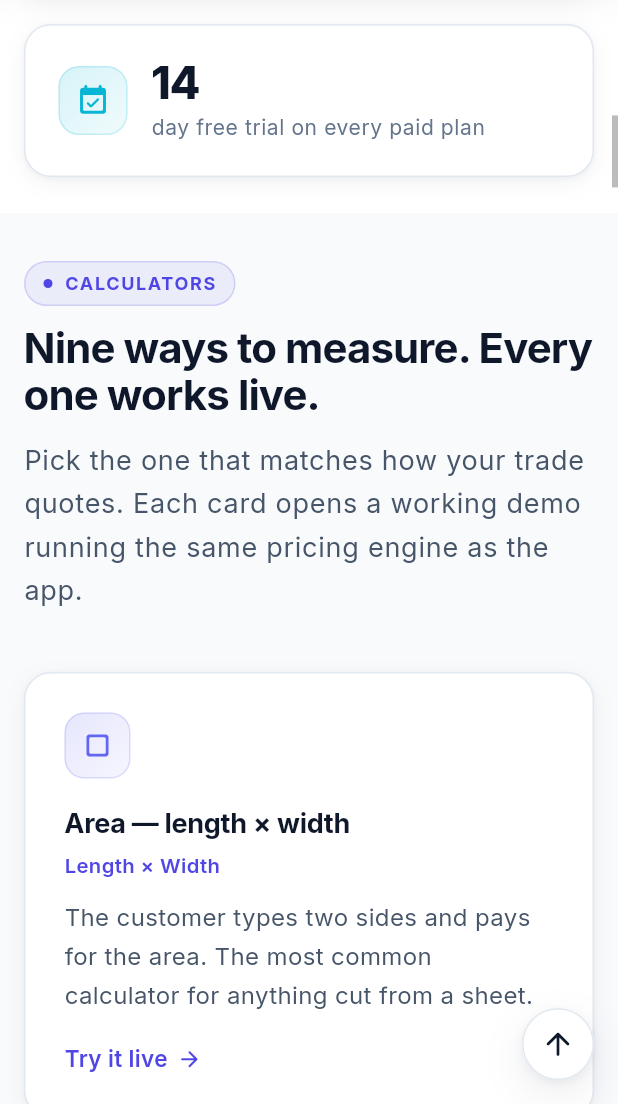
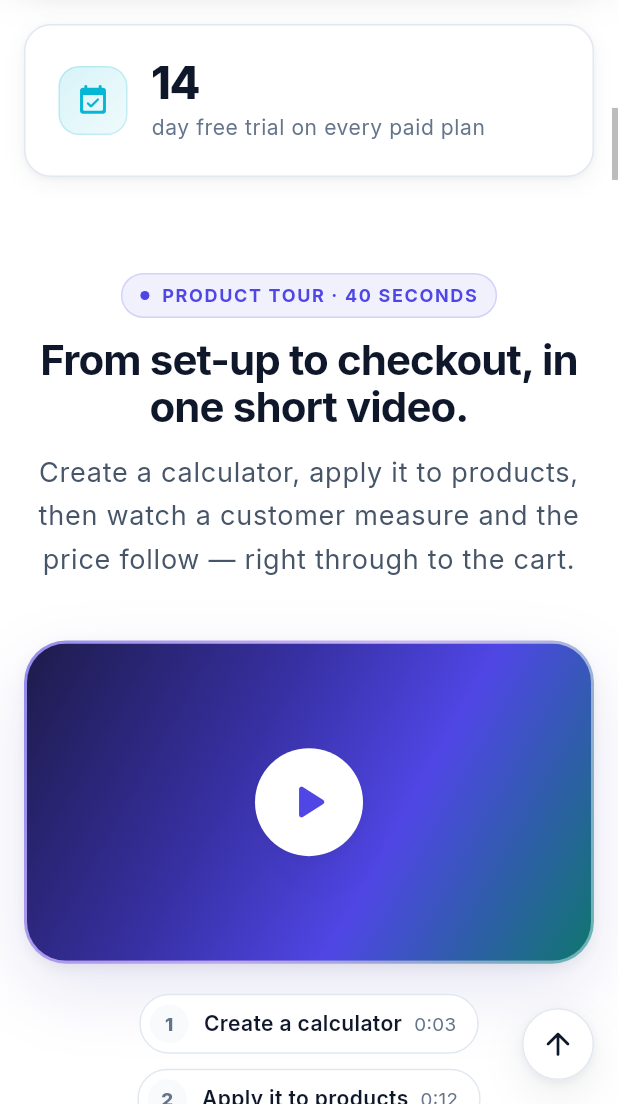
Before and after one commit to Kartwheel-Consulting/measurely-site, a Flutter app: the screen it shows after launch, scrolled down 1728 dp, on a phone screen of 412 x 824 dp, the part 132-1236 px from its top. Run offline on Flutter 3.47's test engine with Material 3 defaults, Android fonts, the phone set to English and light mode, and no system bars; our stand-ins replace web; missing offline and left inert: dart:js_interop, dart:ui_web.

Commit message:
Add product tour video to home page

```diff
--- a/lib/pages/home_page.dart
+++ b/lib/pages/home_page.dart
@@ -7,6 +7,7 @@ import '../data/plans.dart';
 import '../theme.dart';
 import '../widgets/calculator_demo.dart';
 import '../widgets/common.dart';
+import '../widgets/demo_video.dart';
 import '../widgets/faq_list.dart';
 import '../widgets/plan_card.dart';
 import '../widgets/site_page.dart';
@@ -22,6 +23,7 @@ class HomePage extends StatelessWidget {
       children: [
         _Hero(),
         _Facts(),
+        _ProductTour(),
         _CalculatorGrid(),
         _HowItWorks(),
         _Features(),
@@ -285,6 +287,37 @@ class _Facts extends StatelessWidget {
                 ],
               ),
             ),
+        ],
+      ),
+    );
+  }
+}
+
+// --------------------------------------------------------------------------
+
+/// The 40-second product tour: set-up to checkout, with chapter jumps.
+class _ProductTour extends StatelessWidget {
+  const _ProductTour();
+
+  @override
+  Widget build(BuildContext context) {
+    return Band(
+      color: Brand.white,
+      top: Layout.isMobile(context) ? 40 : 64,
+      child: Column(
+        children: [
+          const SectionHeading(
+            eyebrow: 'Product tour · 40 seconds',
+            title: 'From set-up to checkout, in one short video.',
+            lede: 'Create a calculator, apply it to products, then watch a '
+                'customer measure and the price follow — right through to the cart.',
+            center: true,
+          ),
+          const SizedBox(height: 40),
+          ConstrainedBox(
+            constraints: const BoxConstraints(maxWidth: 980),
+            child: const DemoVideo(),
+          ),
         ],
       ),
     );
--- /dev/null
+++ b/lib/widgets/demo_video.dart
@@ -0,0 +1,229 @@
+import 'package:flutter/material.dart';
+
+import '../theme.dart';
+import 'demo_video_stub.dart' if (dart.library.js_interop) 'demo_video_web.dart'
+    as platform;
+
+/// One chapter of the product tour, so a visitor can jump to the part they
+/// care about instead of watching from the start.
+class VideoChapter {
+  const VideoChapter(this.label, this.seconds);
+  final String label;
+  final double seconds;
+}
+
+/// The files, relative to the site's base address so they resolve on GitHub
+/// Pages (/measurely-site/) and on the company server (/) alike.
+class DemoVideoSource {
+  DemoVideoSource._();
+
+  static const mp4 = 'video/measurely-demo.mp4';
+  static const webm = 'video/measurely-demo.webm';
+  static const poster = 'video/measurely-demo-poster.jpg';
+  static const seconds = 40.5;
+
+  /// For screen readers, since the video has no narration.
+  static const description =
+      'Product tour video, 40 seconds, no sound. A merchant creates a '
+      r'calculator priced at $85 per square metre and applies it to their glass '
+      r'products. A customer types 200 by 100 centimetres and sees $170.00, '
+      r'types a small 20 by 10 cut and sees it lifted to the $25.00 product '
+      r'price, then orders 120 by 60 centimetres for $61.20. The cart keeps the '
+      'measurements, and Shopify recalculates the price at checkout.';
+
+  static const chapters = <VideoChapter>[
+    VideoChapter('Create a calculator', 3.6),
+    VideoChapter('Apply it to products', 12.2),
+    VideoChapter('Customer measures', 17.2),
+    VideoChapter('Checkout', 30.4),
+  ];
+}
+
+/// "0:07"
+String clockOf(double seconds) {
+  final s = seconds.isFinite ? seconds.floor() : 0;
+  return '${s ~/ 60}:${(s % 60).toString().padLeft(2, '0')}';
+}
+
+/// The product tour, framed like a screen, with chapter shortcuts beneath.
+///
+/// On the web it is a real `<video>`: muted, looping, and autoplaying unless
+/// the visitor's device asks for reduced motion. Its controls are drawn by
+/// Flutter, not the browser — see demo_video_web.dart for why.
+class DemoVideo extends StatefulWidget {
+  const DemoVideo({super.key});
+
+  @override
+  State<DemoVideo> createState() => _DemoVideoState();
+}
+
+class _DemoVideoState extends State<DemoVideo> {
+  /// Where playback is, in seconds. Written by the player, read by the chips.
+  final _position = ValueNotifier<double>(0);
+
+  /// A request to jump to a time. Written by the chips, read by the player.
+  final _seek = ValueNotifier<double?>(null);
+
+  @override
+  void dispose() {
+    _position.dispose();
+    _seek.dispose();
+    super.dispose();
+  }
+
+  void _jump(double seconds) {
+    // Cleared first so asking for the same chapter twice still notifies.
+    _seek.value = null;
+    _seek.value = seconds;
+  }
+
+  @override
+  Widget build(BuildContext context) {
+    const chapters = DemoVideoSource.chapters;
+
+    return Column(
+      crossAxisAlignment: CrossAxisAlignment.stretch,
+      children: [
+        Semantics(
+          container: true,
+          label: DemoVideoSource.description,
+          child: DecoratedBox(
+            decoration: BoxDecoration(
+              borderRadius: BorderRadius.circular(Radii.panel + 4),
+              gradient: const LinearGradient(
+                begin: Alignment.topLeft,
+                end: Alignment.bottomRight,
+                colors: [
+                  Color(0x994F46E5),
+                  Color(0x557C3AED),
+                  Color(0x990D9488)
+                ],
+              ),
+              boxShadow: Shadows.lg,
+            ),
+            child: Padding(
+              // A thin gradient ring around the picture.
+              padding: const EdgeInsets.all(2),
+              child: ClipRRect(
+                borderRadius: BorderRadius.circular(Radii.panel + 2),
+                child: AspectRatio(
+                  aspectRatio: 16 / 9,
+                  child: platform.PlatformVideo(
+                    chapters: chapters,
+                    position: _position,
+                    seek: _seek,
+                  ),
+                ),
+              ),
+            ),
+          ),
+        ),
+        const SizedBox(height: 20),
+        ValueListenableBuilder<double>(
+          valueListenable: _position,
+          builder: (context, pos, _) {
+            var current = -1;
+            for (var i = 0; i < chapters.length; i++) {
+              if (pos >= chapters[i].seconds) {
+                current = i;
+              }
+            }
+            return Wrap(
+              alignment: WrapAlignment.center,
+              spacing: 10,
+              runSpacing: 10,
+              children: [
+                for (var i = 0; i < chapters.length; i++)
+                  _ChapterChip(
+                    number: i + 1,
+                    chapter: chapters[i],
+                    active: i == current,
+                    onTap: () => _jump(chapters[i].seconds),
+                  ),
+              ],
+            );
+          },
+        ),
+      ],
+    );
+  }
+}
+
+class _ChapterChip extends StatelessWidget {
+  const _ChapterChip({
+    required this.number,
+    required this.chapter,
+    required this.active,
+    required this.onTap,
+  });
+
+  final int number;
+  final VideoChapter chapter;
+  final bool active;
+  final VoidCallback onTap;
+
+  @override
+  Widget build(BuildContext context) {
+    final d = Motion.of(context, Motion.base);
+    return Semantics(
+      button: true,
+      selected: active,
+      label: 'Jump to chapter $number, ${chapter.label}',
+      excludeSemantics: true,
+      child: Material(
+        type: MaterialType.transparency,
+        child: InkWell(
+          onTap: onTap,
+          borderRadius: BorderRadius.circular(999),
+          child: AnimatedContainer(
+            duration: d,
+            curve: Motion.curve,
+            padding: const EdgeInsets.fromLTRB(6, 6, 14, 6),
+            decoration: BoxDecoration(
+              color: active ? Brand.tint : Brand.white,
+              borderRadius: BorderRadius.circular(999),
+              border: Border.all(color: active ? Brand.indigo : Brand.line),
+            ),
+            child: Row(
+              mainAxisSize: MainAxisSize.min,
+              children: [
+                AnimatedContainer(
+                  duration: d,
+                  width: 26,
+                  height: 26,
+                  alignment: Alignment.center,
+                  decoration: BoxDecoration(
+                    color: active ? Brand.indigo : Brand.soft,
+                    shape: BoxShape.circle,
+                  ),
+                  child: Text(
+                    '$number',
+                    style: TextStyle(
+                      fontSize: 12.5,
+                      fontWeight: FontWeight.w800,
+                      color: active ? Brand.white : Brand.muted,
+                    ),
+                  ),
+                ),
+                const SizedBox(width: 10),
+                Flexible(
+                  child: Text(
+                    chapter.label,
+                    style: TextStyle(
+                      fontSize: 14,
+                      fontWeight: FontWeight.w600,
+                      color: active ? Brand.indigo : Brand.ink,
+                    ),
+                  ),
+                ),
+                const SizedBox(width: 8),
+                Text(clockOf(chapter.seconds),
+                    style: const TextStyle(fontSize: 12.5, color: Brand.muted)),
+              ],
+            ),
+          ),
+        ),
+      ),
+    );
+  }
+}
--- /dev/null
+++ b/lib/widgets/demo_video_stub.dart
@@ -0,0 +1,40 @@
+import 'package:flutter/material.dart';
+
+import '../theme.dart';
+import 'demo_video.dart';
+
+/// Stands in for the video wherever there is no browser — the widget tests.
+///
+/// Draws what the visitor sees before playback starts, without touching the
+/// network or the page, so every page can still be tested on the VM.
+class PlatformVideo extends StatelessWidget {
+  const PlatformVideo({
+    super.key,
+    required this.chapters,
+    required this.position,
+    required this.seek,
+  });
+
+  final List<VideoChapter> chapters;
+  final ValueNotifier<double> position;
+  final ValueNotifier<double?> seek;
+
+  @override
+  Widget build(BuildContext context) {
+    return DecoratedBox(
+      decoration: const BoxDecoration(gradient: Brand.heroGradient),
+      child: Center(
+        child: Container(
+          width: 72,
+          height: 72,
+          decoration: const BoxDecoration(
+              color: Brand.white,
+              shape: BoxShape.circle,
+              boxShadow: Shadows.lg),
+          child: const Icon(Icons.play_arrow_rounded,
+              size: 40, color: Brand.indigo),
+        ),
+      ),
+    );
+  }
+}
--- a/pubspec.yaml
+++ b/pubspec.yaml
@@ -16,6 +16,9 @@ dependencies:
     sdk: flutter
   # mailto: links and the App Store link. Maintained by the Flutter team.
   url_launcher: ^6.3.0
+  # The demo video on the home page is a native <video> element. Web only;
+  # tests use a stand-in (lib/widgets/demo_video_stub.dart).
+  web: ^1.1.0
 
 dev_dependencies:
   flutter_test:
```
Also changed, not shown: lib/widgets/demo_video_web.dart (added, +414 -0 lines), pubspec.lock, 5 other files.
